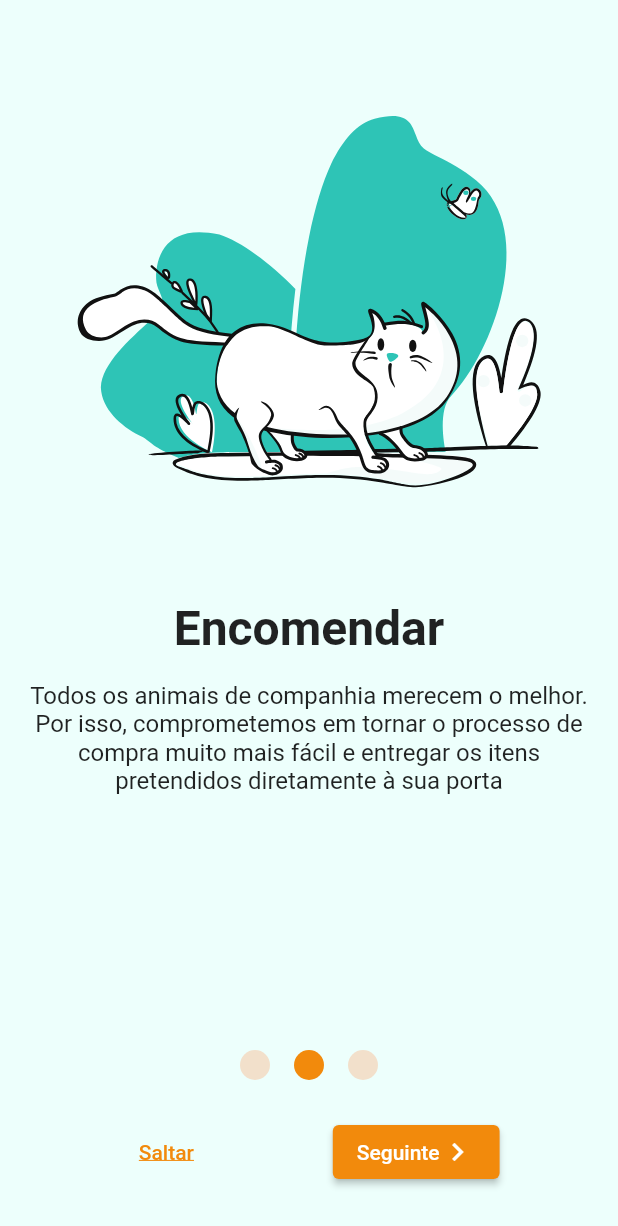
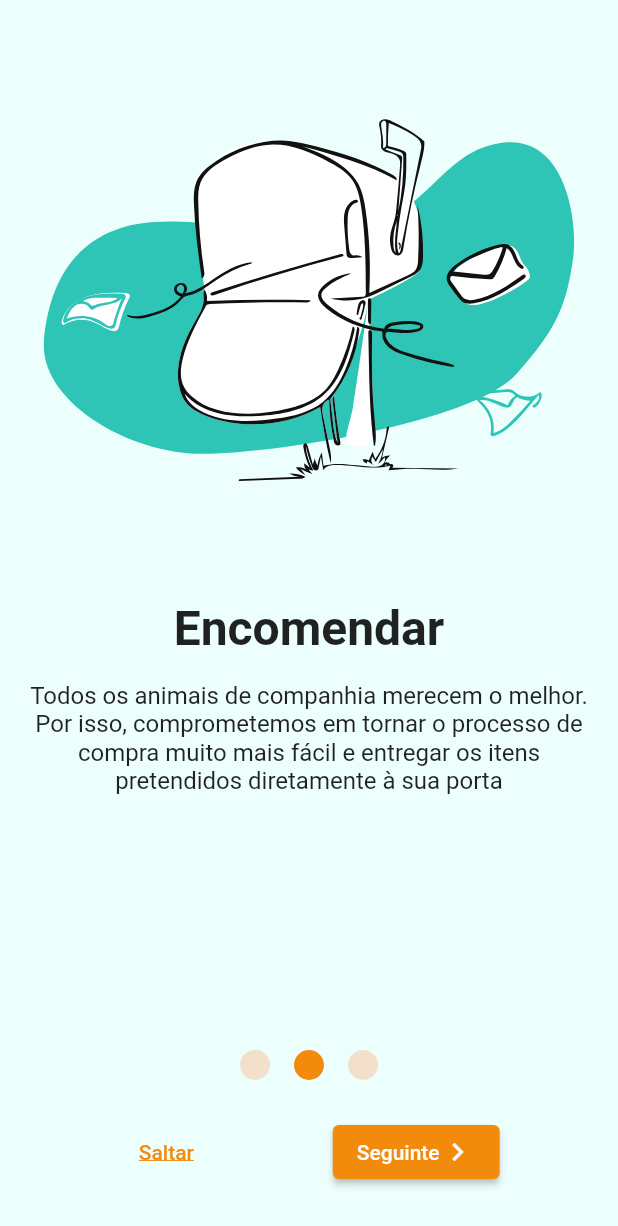
Before and after one commit to JoaoCupido/projeto_sti, a Flutter app: the screen it shows after launch, after a tap on "Seguinte", on a phone screen of 412 x 824 dp. Shown: the top 1226 px of the screen. Run offline on Flutter 3.47's test engine with Material 2 defaults, Android fonts, the phone set to English and light mode, and no system bars; our stand-ins replace flutter_svg.

Commit message:
Implementada a mudança de texto do botão "Seguinte" para "Concluir" na última página && adicionadas as outras ilustrações do onboarding_screen.dart

```diff
--- a/lib/onboarding_screen.dart
+++ b/lib/onboarding_screen.dart
@@ -1,27 +1,57 @@
 import 'package:flutter/material.dart';
 import 'package:flutter_svg/flutter_svg.dart';
 
-class OnboardingScreen extends StatelessWidget {
+class OnboardingScreen extends StatefulWidget {
+  OnboardingScreen({Key? key}) : super(key: key);
+
+  @override
+  _OnboardingScreenState createState() => _OnboardingScreenState();
+}
+
+class _OnboardingScreenState extends State<OnboardingScreen> {
   final PageController _pageController = PageController();
   final List<Widget> _pages = [
     const OnboardingPage(
       title: 'Explorar',
       description: 'Quer esteja à procura de um novo brinquedo para o seu cão ou de uma cama confortável para o seu gato, a nossa loja de artigos para animais de estimação tem tudo o que precisa',
-      imagePath: 'assets/images/onboarding/explore.svg',
+      imagePath: 'assets/images/onboarding/explorar.svg',
     ),
     const OnboardingPage(
       title: 'Encomendar',
       description: 'Todos os animais de companhia merecem o melhor. Por isso, comprometemos em tornar o processo de compra muito mais fácil e entregar os itens pretendidos diretamente à sua porta',
-      imagePath: 'assets/images/onboarding/explore.svg',
+      imagePath: 'assets/images/onboarding/encomendar.svg',
     ),
     const OnboardingPage(
       title: 'Partilhar',
       description: 'Salva os teus itens favoritos e partilha a tua lista de desejos para a comunidade. Além disso, os teus amigos podem comprar e encomendar os teus itens favoritos que partilhaste para ti',
-      imagePath: 'assets/images/onboarding/explore.svg',
+      imagePath: 'assets/images/onboarding/partilhar.svg',
     ),
   ];
 
-  OnboardingScreen({super.key});
+  bool _isLastPage = false;
+
+  @override
+  void initState() {
+    super.initState();
+
+    _pageController.addListener(() {
+      if (_pageController.page == _pages.length - 1) {
+        setState(() {
+          _isLastPage = true;
+        });
+      } else {
+        setState(() {
+          _isLastPage = false;
+        });
+      }
+    });
+  }
+
+  @override
+  void dispose() {
+    _pageController.dispose();
+    super.dispose();
+  }
 
   @override
   Widget build(BuildContext context) {
@@ -61,13 +91,13 @@ class OnboardingScreen extends StatelessWidget {
                 ElevatedButton(
                   child: Row(
                     mainAxisAlignment: MainAxisAlignment.spaceBetween,
-                    children: const [
-                      Text('Seguinte'),
-                      Icon(Icons.chevron_right),
+                    children: [
+                      Text(_isLastPage ? 'Concluir' : 'Seguinte'),
+                      const Icon(Icons.chevron_right),
                     ],
                   ),
                   onPressed: () {
-                    if (_pageController.page == _pages.length - 1) {
+                    if (_isLastPage) {
                       Navigator.of(context).pushReplacementNamed('/home');
                     } else {
                       _pageController.nextPage(duration: const Duration(milliseconds: 500), curve: Curves.easeInOut);
```
Also changed, not shown: assets/images/onboarding/encomendar.svg (added), assets/images/onboarding/explorar.svg (renamed from assets/images/onboarding/explore.svg), assets/images/onboarding/partilhar.svg (added), assets/images/placeholder.jpg (deleted).
